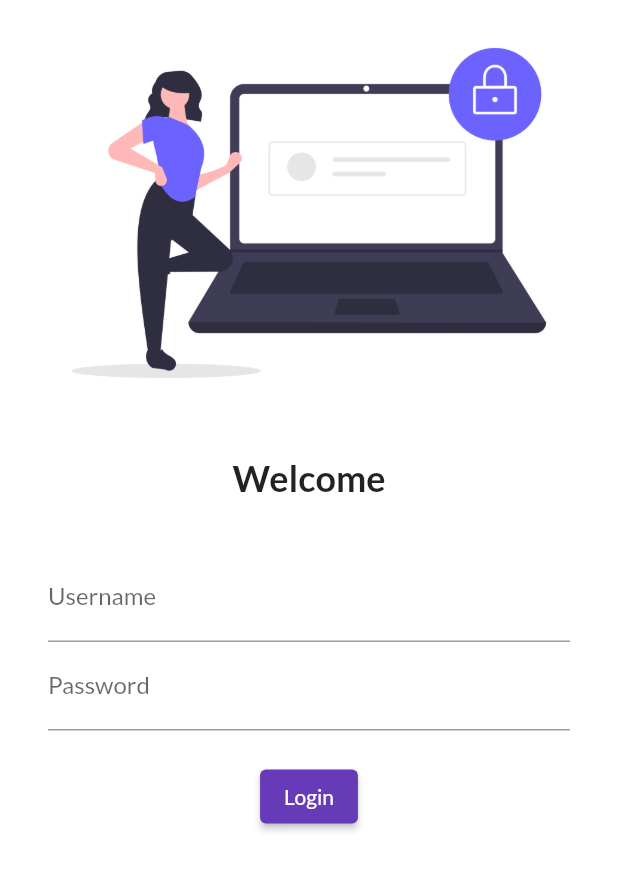
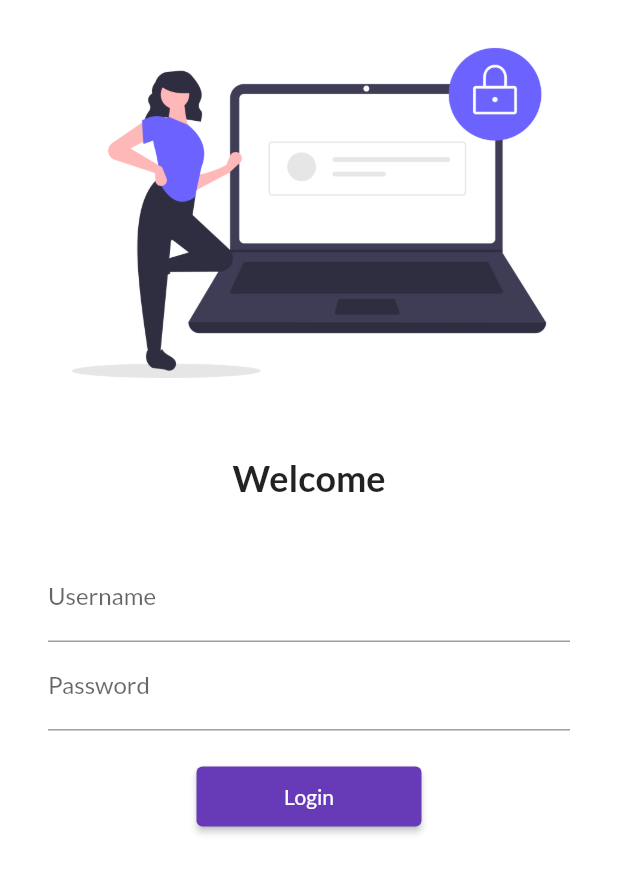
Before and after one commit to Kawi5323/flutter_catalog, a Flutter app: the screen it shows after launch, on a phone screen of 412 x 824 dp. Shown: the top 873 px of the screen. Run offline on Flutter 3.47's test engine with Material 2 defaults, Android fonts, the phone set to English and light mode, and no system bars; our stand-ins replace google_fonts.

Commit message:
Day 5 Completed

```diff
--- a/lib/main.dart
+++ b/lib/main.dart
@@ -1,6 +1,7 @@
 import 'package:flutter/material.dart';
 import 'package:flutter_catalog/pages/home_page.dart';
 import 'package:flutter_catalog/pages/login_page.dart';
+import 'package:flutter_catalog/pages/utils/routes.dart';
 import 'package:google_fonts/google_fonts.dart';
 
 void main() {
@@ -16,12 +17,13 @@ class MyApp extends StatelessWidget {
         primarySwatch: Colors.deepPurple,
         fontFamily: GoogleFonts.lato().fontFamily,
       ),
+      debugShowCheckedModeBanner: false,
       darkTheme: ThemeData(brightness: Brightness.dark),
       initialRoute: "/",
       routes: {
         "/": (context) => LoginPage(),
-        "/home": (context) => HomePage(),
-        "/login": (context) => LoginPage()
+        MyRoutes.homeRoute: (context) => HomePage(),
+        MyRoutes.loginRoute: (context) => LoginPage()
       },
     );
   }
--- a/lib/pages/login_page.dart
+++ b/lib/pages/login_page.dart
@@ -1,10 +1,12 @@
 import 'package:flutter/material.dart';
+import 'package:flutter_catalog/pages/utils/routes.dart';
 
 class LoginPage extends StatelessWidget {
   @override
   Widget build(BuildContext context) {
     return Material(
       color: Colors.white,
+      child: SingleChildScrollView(
         child: Column(
           children: [
             Image.asset(
@@ -39,15 +41,16 @@ class LoginPage extends StatelessWidget {
                   ),
                   ElevatedButton(
                       onPressed: () {
-                      print("Hi Kawi");
+                        Navigator.pushNamed(context, MyRoutes.homeRoute);
                       },
                       child: Text("Login"),
-                    style: TextButton.styleFrom()),
+                      style: TextButton.styleFrom(minimumSize: Size(150, 40))),
                 ],
               ),
             )
           ],
         ),
+      ),
     );
   }
 }
--- /dev/null
+++ b/lib/pages/utils/routes.dart
@@ -0,0 +1,4 @@
+class MyRoutes {
+  static String loginRoute = "/login";
+  static String homeRoute = "/home";
+}
```
Lines whose indentation alone changed are shown as unchanged.
